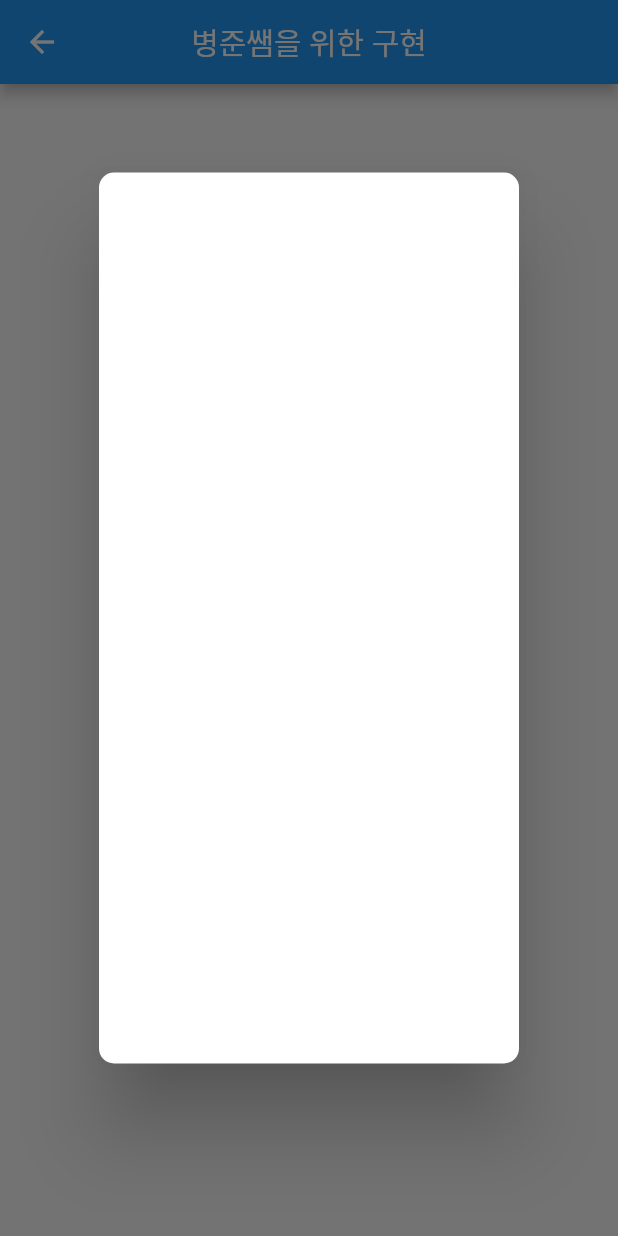
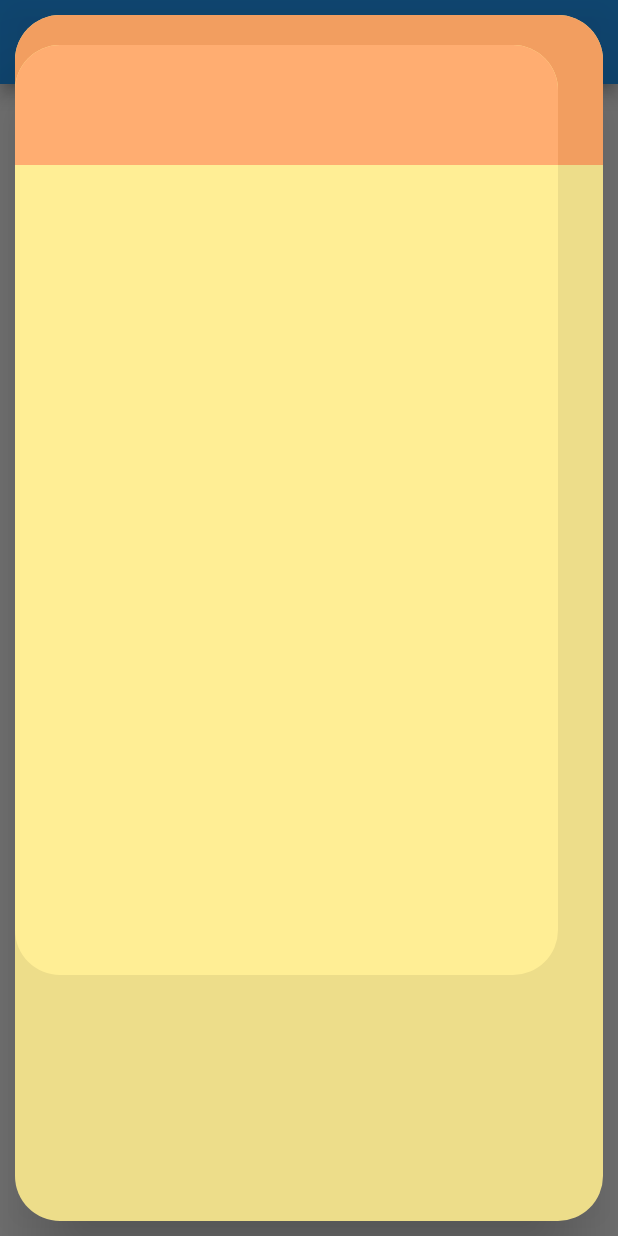
Before and after one commit to Lovingcats/Flutter_project, a Flutter app: the Picture screen opened directly, after a tap on "Alert 기능", on a phone screen of 412 x 824 dp. Run offline on Flutter 3.47's test engine with Material 2 defaults, Android fonts, the phone set to English and light mode, and no system bars; our stand-ins replace carousel_slider, cloud_firestore, flutter_linkify, flutter_signin_button, fluttertoast, story_view; accounts and stored records are empty.

Commit message:
2022-05-22

```diff
--- a/welcome/welcome/lib/screens/picture.dart
+++ b/welcome/welcome/lib/screens/picture.dart
@@ -65,24 +65,54 @@ class _PictureState extends State<Picture> {
   void StoryDialog() {
     showDialog(
         context: context,
-        builder: (_) => new AlertDialog(
-              insetPadding: EdgeInsets.zero,
-              contentPadding: EdgeInsets.zero,
-              clipBehavior: Clip.antiAliasWithSaveLayer,
-              shape: RoundedRectangleBorder(
-                  borderRadius: BorderRadius.all(Radius.circular(10.0))),
-              content: Builder(
-                builder: (context) {
-                  // Get available height and width of the build area of this widget. Make a choice depending on the size.
-                  var height = MediaQuery.of(context).size.height;
-                  var width = MediaQuery.of(context).size.width;
-
-                  return Container(
-                    height: height - 230,
-                    width: width - 200,
-                  );
-                },
-              ),
-            ));
+        builder: (_) => Dialog(
+            backgroundColor: Colors.transparent,
+            insetPadding: const EdgeInsets.all(10),
+            child: Stack(
+              children: <Widget>[
+                Container(
+                  width: double.infinity,
+                  height: double.infinity,
+                  decoration: BoxDecoration(
+                      borderRadius: BorderRadius.circular(30),
+                      color: const Color(0xffEDDD8A)),
+                ),
+                Container(
+                  width: double.infinity,
+                  height: 100,
+                  decoration: const BoxDecoration(
+                      borderRadius: BorderRadius.only(
+                          topLeft: Radius.circular(30),
+                          topRight: Radius.circular(30)),
+                      color: Color(0xffF29E60)),
+                ),
+                Positioned(
+                  top: 20,
+                  right: 30,
+                  left: 0.01,
+                  child: Container(
+                    width: 530,
+                    height: 620,
+                    decoration: BoxDecoration(
+                        borderRadius: BorderRadius.circular(30),
+                        color: const Color(0xffFFEE95)),
+                  ),
+                ),
+                Positioned(
+                  top: 20,
+                  right: 30,
+                  left: 0.01,
+                  child: Container(
+                    width: 500,
+                    height: 80,
+                    decoration: const BoxDecoration(
+                        borderRadius: BorderRadius.only(
+                            topLeft: Radius.circular(30),
+                            topRight: Radius.circular(30)),
+                        color: Color(0xffFFAD71)),
+                  ),
+                ),
+              ],
+            )));
   }
 }
```
